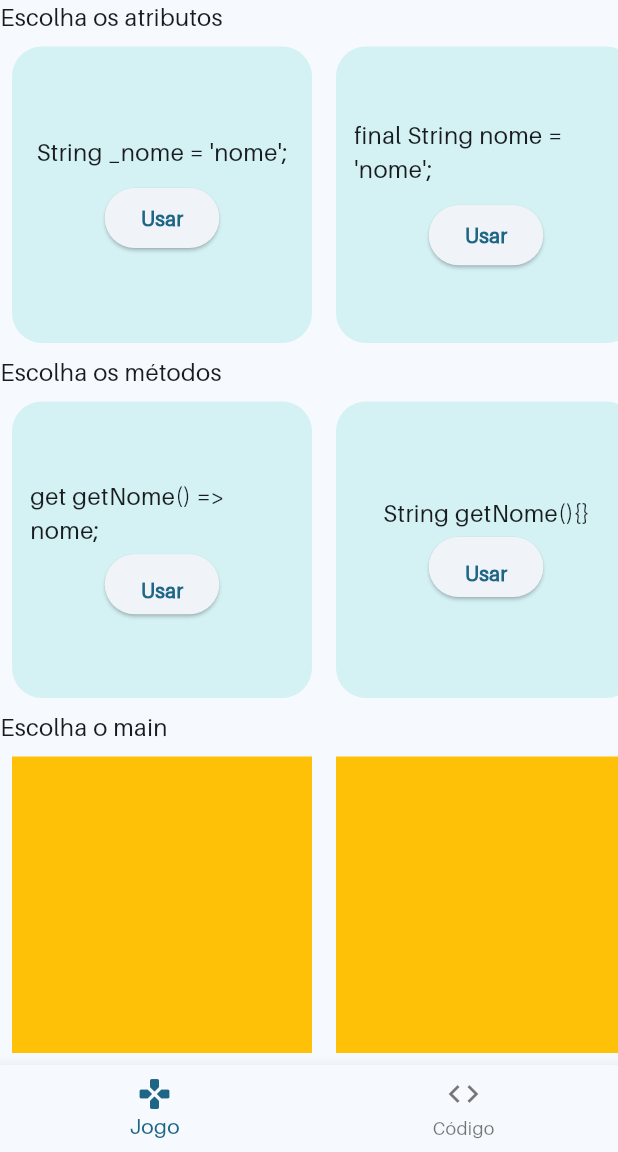
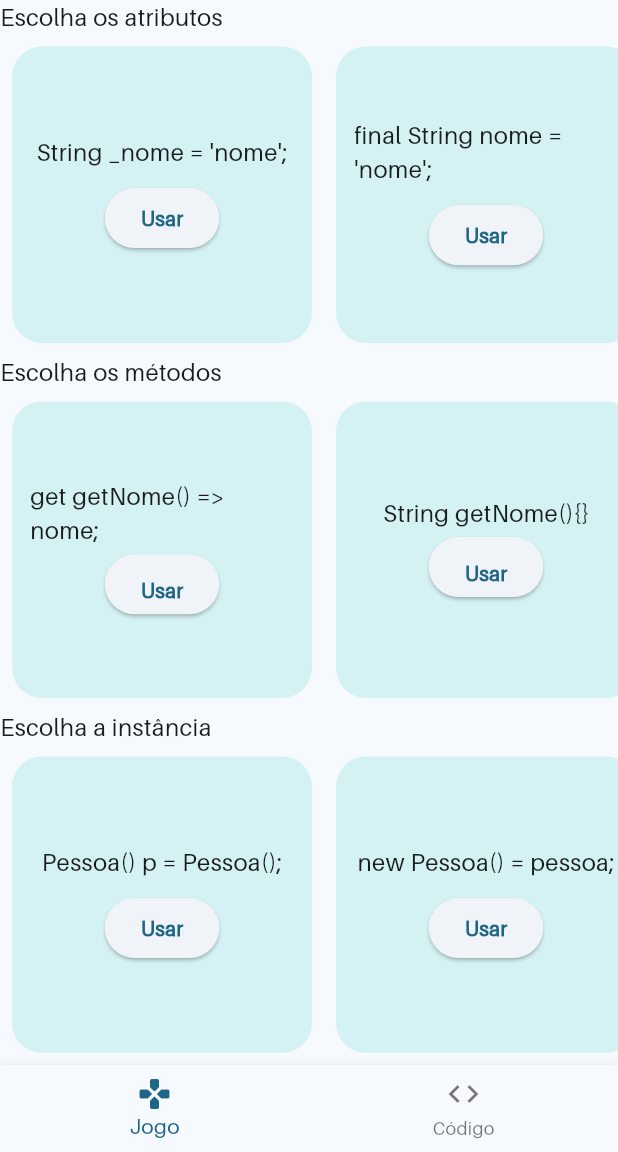
Before and after one commit to LeoneRSantos/Trabalho-pratico-LMC, a Flutter app: the TelaDoJogo screen opened by its route, on a phone screen of 412 x 824 dp, the part 84-1236 px from its top. Run offline on Flutter 3.47's test engine with Material 3 defaults, Android fonts, the light colour scheme and no system bars.

Commit message:
Criação dos cards da lista de instâncias em TelaDoJogo

```diff
--- a/lib/views/tela_do_jogo.dart
+++ b/lib/views/tela_do_jogo.dart
@@ -122,17 +122,39 @@
                   );
                 }),
           ),
-          Textos(texto: 'Escolha o main'),
+          Textos(texto: 'Escolha a instância'),
           Expanded(
             child: ListView.builder(
                 shrinkWrap: true,
                 scrollDirection: Axis.horizontal,
-                itemCount: 3,
+                itemCount: listaDeInstancias.length,
                 itemBuilder: (context, index) {
                   return Padding(
                     padding: const EdgeInsets.all(8.0),
                     child: Container(
-                      color: Colors.amber,
+                      child: Column(
+                        mainAxisAlignment: MainAxisAlignment.center,
+                        children: [
+                          Textos(texto: '${listaDeInstancias[index]}'),
+                          Padding(
+                            padding: const EdgeInsets.only(top: 8.0),
+                            child: ElevatedButton(
+                                  onPressed: () {
+                                    debugPrint('${listaDeAtributos[index]}');
+                                  },
+                                  child: const Text(
+                                    'Usar',
+                                    style: TextStyle(fontWeight: FontWeight.bold),
+                                  ),
+                                ),
+                          ),
+
+                        ],
+                      ),
+                      decoration: BoxDecoration(
+                        borderRadius: BorderRadius.circular(20.0),
+                        color: Color(0xFFD4F1F4),
+                      ),
                       width: 200,
                     ),
                   );
```
